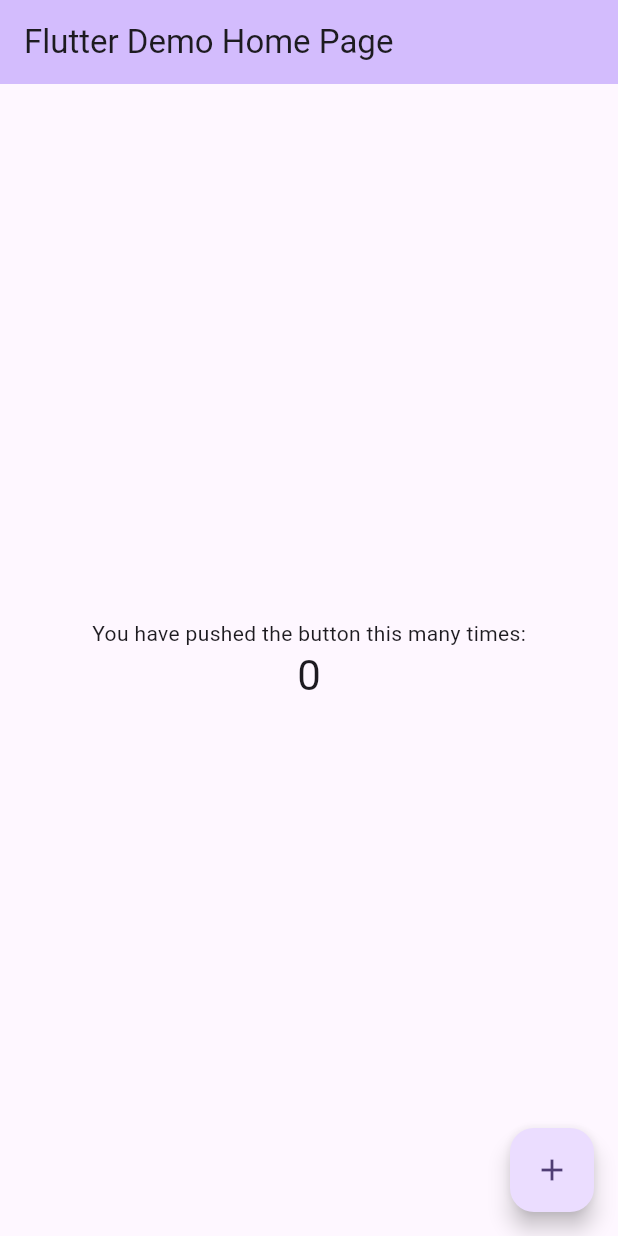
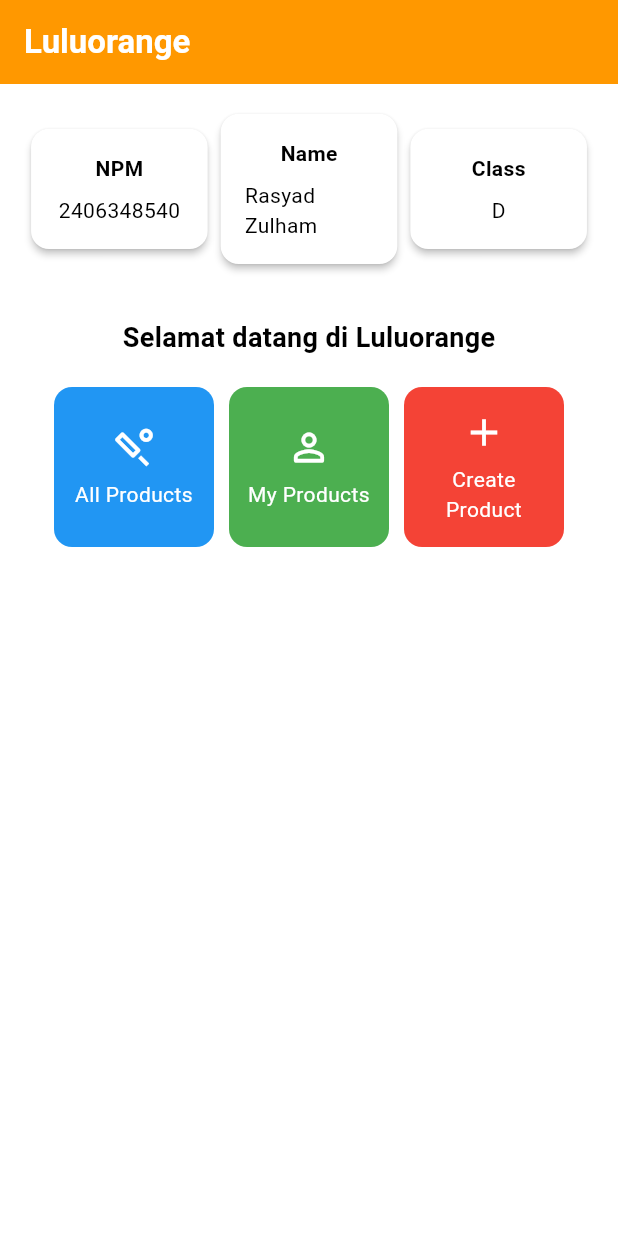
Before and after one commit to rasyadzulham/luluorange-mobile, a Flutter app: the screen it shows after launch, on a phone screen of 412 x 824 dp. Run offline on Flutter 3.47's test engine with Material 3 defaults, Android fonts, the phone set to English and light mode, and no system bars.

Commit message:
ubah theme dan button

```diff
--- a/lib/main.dart
+++ b/lib/main.dart
@@ -1,4 +1,5 @@
 import 'package:flutter/material.dart';
+import 'package:luluorange_mobile/menu.dart';
 
 void main() {
   runApp(const MyApp());
@@ -11,7 +12,7 @@
   @override
   Widget build(BuildContext context) {
     return MaterialApp(
-      title: 'Flutter Demo',
+      title: 'Luluorange',
       theme: ThemeData(
         // This is the theme of your application.
         //
@@ -28,95 +29,10 @@
         //
         // This works for code too, not just values: Most code changes can be
         // tested with just a hot reload.
-        colorScheme: ColorScheme.fromSeed(seedColor: Colors.deepPurple),
+        colorScheme: ColorScheme.fromSwatch(primarySwatch: Colors.orange)
+        .copyWith(secondary: Colors.blueAccent[400]),
       ),
-      home: const MyHomePage(title: 'Flutter Demo Home Page'),
+      home: MyHomePage(),
     );
   }
 }
-
-class MyHomePage extends StatefulWidget {
-  const MyHomePage({super.key, required this.title});
-
-  // This widget is the home page of your application. It is stateful, meaning
-  // that it has a State object (defined below) that contains fields that affect
-  // how it looks.
-
-  // This class is the configuration for the state. It holds the values (in this
-  // case the title) provided by the parent (in this case the App widget) and
-  // used by the build method of the State. Fields in a Widget subclass are
-  // always marked "final".
-
-  final String title;
-
-  @override
-  State<MyHomePage> createState() => _MyHomePageState();
-}
-
-class _MyHomePageState extends State<MyHomePage> {
-  int _counter = 0;
-
-  void _incrementCounter() {
-    setState(() {
-      // This call to setState tells the Flutter framework that something has
-      // changed in this State, which causes it to rerun the build method below
-      // so that the display can reflect the updated values. If we changed
-      // _counter without calling setState(), then the build method would not be
-      // called again, and so nothing would appear to happen.
-      _counter++;
-    });
-  }
-
-  @override
-  Widget build(BuildContext context) {
-    // This method is rerun every time setState is called, for instance as done
-    // by the _incrementCounter method above.
-    //
-    // The Flutter framework has been optimized to make rerunning build methods
-    // fast, so that you can just rebuild anything that needs updating rather
-    // than having to individually change instances of widgets.
-    return Scaffold(
-      appBar: AppBar(
-        // TRY THIS: Try changing the color here to a specific color (to
-        // Colors.amber, perhaps?) and trigger a hot reload to see the AppBar
-        // change color while the other colors stay the same.
-        backgroundColor: Theme.of(context).colorScheme.inversePrimary,
-        // Here we take the value from the MyHomePage object that was created by
-        // the App.build method, and use it to set our appbar title.
-        title: Text(widget.title),
-      ),
-      body: Center(
-        // Center is a layout widget. It takes a single child and positions it
-        // in the middle of the parent.
-        child: Column(
-          // Column is also a layout widget. It takes a list of children and
-          // arranges them vertically. By default, it sizes itself to fit its
-          // children horizontally, and tries to be as tall as its parent.
-          //
-          // Column has various properties to control how it sizes itself and
-          // how it positions its children. Here we use mainAxisAlignment to
-          // center the children vertically; the main axis here is the vertical
-          // axis because Columns are vertical (the cross axis would be
-          // horizontal).
-          //
-          // TRY THIS: Invoke "debug painting" (choose the "Toggle Debug Paint"
-          // action in the IDE, or press "p" in the console), to see the
-          // wireframe for each widget.
-          mainAxisAlignment: MainAxisAlignment.center,
-          children: <Widget>[
-            const Text('You have pushed the button this many times:'),
-            Text(
-              '$_counter',
-              style: Theme.of(context).textTheme.headlineMedium,
-            ),
-          ],
-        ),
-      ),
-      floatingActionButton: FloatingActionButton(
-        onPressed: _incrementCounter,
-        tooltip: 'Increment',
-        child: const Icon(Icons.add),
-      ), // This trailing comma makes auto-formatting nicer for build methods.
-    );
-  }
-}
--- /dev/null
+++ b/lib/menu.dart
@@ -0,0 +1,188 @@
+import 'package:flutter/material.dart';
+
+class MyHomePage extends StatelessWidget {
+  MyHomePage({super.key});
+  final String nama = "Rasyad Zulham"; //nama
+  final String npm = "2406348540"; //npm
+  final String kelas = "D"; //kelas
+  final List<ItemHomepage> items = [
+    ItemHomepage("All Products", Icons.sports_cricket_outlined, Colors.blue),
+    ItemHomepage("My Products", Icons.person_outline_rounded, Colors.green),
+    ItemHomepage("Create Product", Icons.add, Colors.red),
+  ];
+  @override
+  Widget build(BuildContext context) {
+    // Scaffold menyediakan struktur dasar halaman dengan AppBar dan body.
+    return Scaffold(
+      // AppBar adalah bagian atas halaman yang menampilkan judul.
+      appBar: AppBar(
+        // Judul aplikasi "Luluorange" dengan teks putih dan tebal.
+        title: const Text(
+          'Luluorange',
+          style: TextStyle(
+            color: Colors.white,
+            fontWeight: FontWeight.bold,
+          ),
+        ),
+        // Warna latar belakang AppBar diambil dari skema warna tema aplikasi.
+        backgroundColor: Theme.of(context).colorScheme.primary,
+      ),
+      // Body halaman dengan padding di sekelilingnya.
+      body: Padding(
+        padding: const EdgeInsets.all(16.0),
+        // Menyusun widget secara vertikal dalam sebuah kolom.
+        child: Column(
+          crossAxisAlignment: CrossAxisAlignment.center,
+          children: [
+            // Row untuk menampilkan 3 InfoCard secara horizontal.
+            Row(
+              mainAxisAlignment: MainAxisAlignment.spaceEvenly,
+              children: [
+                InfoCard(title: 'NPM', content: npm),
+                InfoCard(title: 'Name', content: nama),
+                InfoCard(title: 'Class', content: kelas),
+              ],
+            ),
+
+            // Memberikan jarak vertikal 16 unit.
+            const SizedBox(height: 16.0),
+
+            // Menempatkan widget berikutnya di tengah halaman.
+            Center(
+              child: Column(
+                // Menyusun teks dan grid item secara vertikal.
+
+                children: [
+                  // Menampilkan teks sambutan dengan gaya tebal dan ukuran 18.
+                  const Padding(
+                    padding: EdgeInsets.only(top: 16.0),
+                    child: Text(
+                      'Selamat datang di Luluorange',
+                      style: TextStyle(
+                        fontWeight: FontWeight.bold,
+                        fontSize: 18.0,
+                      ),
+                    ),
+                  ),
+
+                  // Grid untuk menampilkan ItemCard dalam bentuk grid 3 kolom.
+                  GridView.count(
+                    primary: true,
+                    padding: const EdgeInsets.all(20),
+                    crossAxisSpacing: 10,
+                    mainAxisSpacing: 10,
+                    crossAxisCount: 3,
+                    // Agar grid menyesuaikan tinggi kontennya.
+                    shrinkWrap: true,
+
+                    // Menampilkan ItemCard untuk setiap item dalam list items.
+                    children: items.map((ItemHomepage item) {
+                      return ItemCard(item);
+                    }).toList(),
+                  ),
+                ],
+              ),
+            ),
+          ],
+        ),
+      ),
+    );
+  }
+}
+
+
+class InfoCard extends StatelessWidget {
+  // Kartu informasi yang menampilkan title dan content.
+
+  final String title;  // Judul kartu.
+  final String content;  // Isi kartu.
+
+  const InfoCard({super.key, required this.title, required this.content});
+
+  @override
+  Widget build(BuildContext context) {
+    return Card(
+      // Membuat kotak kartu dengan bayangan dibawahnya.
+      elevation: 2.0,
+      child: Container(
+        // Mengatur ukuran dan jarak di dalam kartu.
+        width: MediaQuery.of(context).size.width / 3.5, // menyesuaikan dengan lebar device yang digunakan.
+        padding: const EdgeInsets.all(16.0),
+        // Menyusun title dan content secara vertikal.
+        child: Column(
+          children: [
+            Text(
+              title,
+              style: const TextStyle(fontWeight: FontWeight.bold),
+            ),
+            const SizedBox(height: 8.0),
+            Text(content),
+          ],
+        ),
+      ),
+    );
+  }
+}
+
+
+class ItemHomepage {
+ final String name;
+ final IconData icon;
+ final Color color;
+
+ ItemHomepage(this.name, this.icon, this.color);
+}
+
+class ItemCard extends StatelessWidget {
+  // Menampilkan kartu dengan ikon dan nama.
+
+  final ItemHomepage item;
+
+  const ItemCard(this.item, {super.key});
+
+  @override
+  Widget build(BuildContext context) {
+    return Material(
+      // Menentukan warna latar belakang dari tema aplikasi.
+      color: item.color,
+      // Membuat sudut kartu melengkung.
+      borderRadius: BorderRadius.circular(12),
+
+      child: InkWell(
+        // Aksi ketika kartu ditekan.
+        onTap: () {
+          // Menampilkan pesan SnackBar saat kartu ditekan.
+          ScaffoldMessenger.of(context)
+            ..hideCurrentSnackBar()
+            ..showSnackBar(
+              SnackBar(content: Text("Kamu telah menekan tombol ${item.name}!"))
+            );
+        },
+        // Container untuk menyimpan Icon dan Text
+        child: Container(
+          padding: const EdgeInsets.all(8),
+          child: Center(
+            child: Column(
+              // Menyusun ikon dan teks di tengah kartu.
+              mainAxisAlignment: MainAxisAlignment.center,
+              children: [
+                Icon(
+                  item.icon,
+                  color: Colors.white,
+                  size: 30.0,
+                ),
+                const Padding(padding: EdgeInsets.all(3)),
+                Text(
+                  item.name,
+                  textAlign: TextAlign.center,
+                  style: const TextStyle(color: Colors.white),
+                ),
+              ],
+            ),
+          ),
+        ),
+      ),
+    );
+  }
+
+}
```
